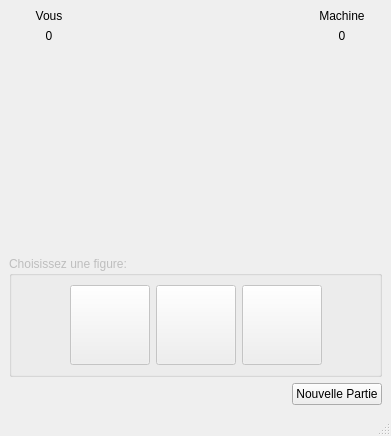
Qt form ChifoumiVue.ui (montbordino/S2.01_chifoumi) before a commit.
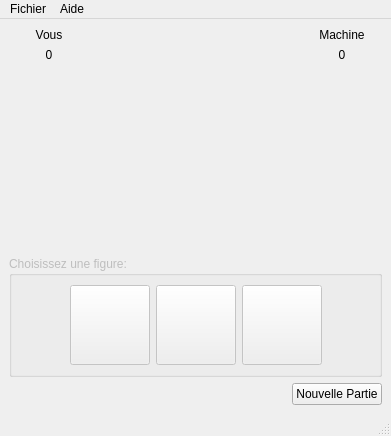
The same form after that commit. Icons and pictures are not drawn.

Commit message: ajout des menus 'Fichier' et 'Aide' (non fonctionnels dans la V1)

```diff
--- a/ChifoumiVue.ui
+++ b/ChifoumiVue.ui
@@ -329,6 +329,20 @@
      <height>25</height>
     </rect>
    </property>
+   <widget class="QMenu" name="menuAide">
+    <property name="title">
+     <string>Fichier</string>
+    </property>
+    <addaction name="actionQuitter"/>
+   </widget>
+   <widget class="QMenu" name="menuAide_2">
+    <property name="title">
+     <string>Aide</string>
+    </property>
+    <addaction name="actionA_propos_de_l_application"/>
+   </widget>
+   <addaction name="menuAide"/>
+   <addaction name="menuAide_2"/>
   </widget>
   <widget class="QStatusBar" name="statusbar"/>
  </widget>
```
Left out of the diff: 10 changed lines with no effect on the pictures.
